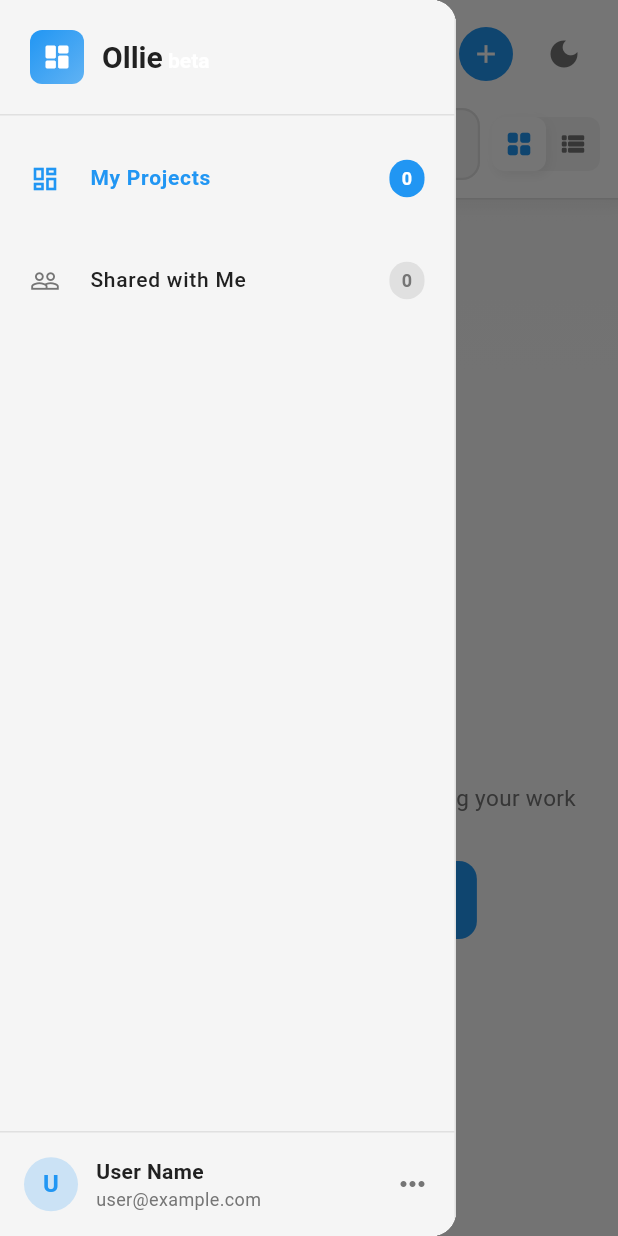
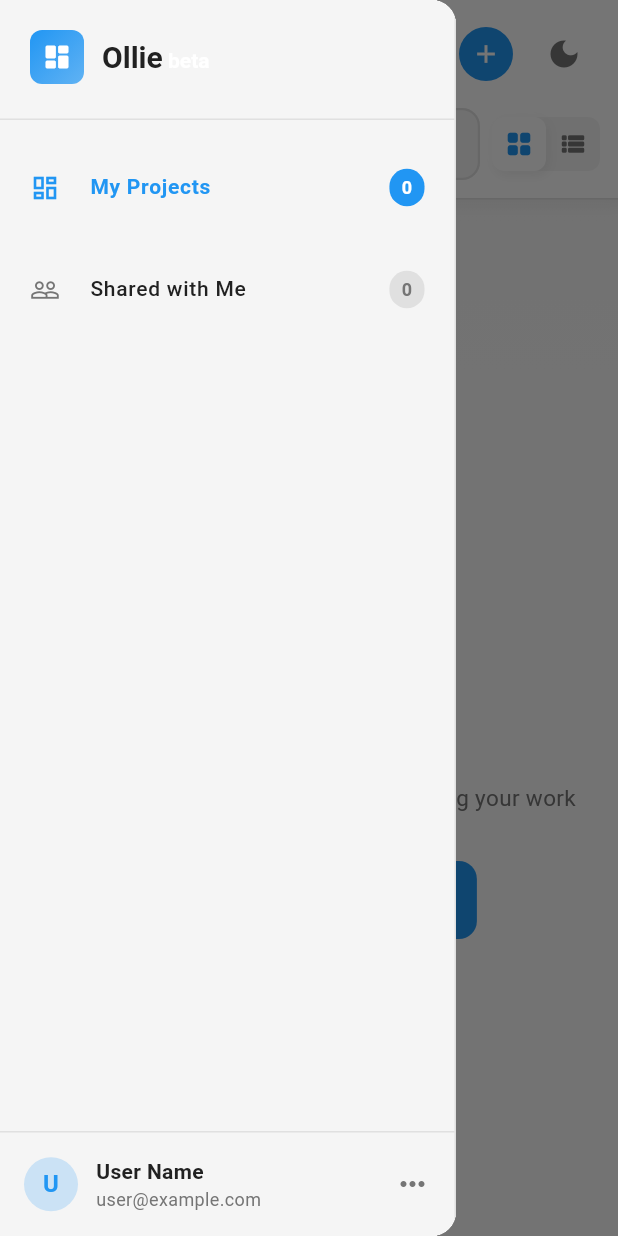
Before and after one commit to Skynse/ollie, a Flutter app: the HomePage screen opened by its route, with the side drawer open, on a phone screen of 412 x 824 dp. Run offline on Flutter 3.47's test engine with Material 3 defaults, Android fonts, the phone set to English and light mode, and no system bars; our stand-ins replace appwrite, fl_chart, flutter_riverpod, go_router, shared_preferences; accounts and stored records are empty; network calls fail.

Commit message:
change divider height

```diff
--- a/lib/screens/home/widgets/home_sidebar.dart
+++ b/lib/screens/home/widgets/home_sidebar.dart
@@ -85,7 +85,7 @@ class HomeSidebar extends StatelessWidget {
             ),
           ),
 
-          const Divider(height: 1),
+          const Divider(height: 7),
 
           // Navigation items
           Expanded(
```
